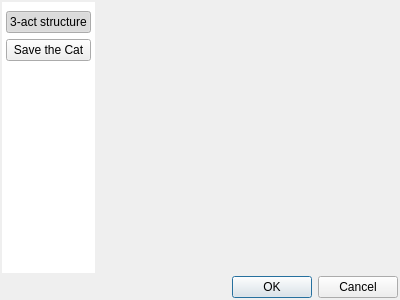
This is ui/story_structure_selector_dialog.ui in zkovari/plotlyst as Qt 5 draws it before an edit. The edited form follows.
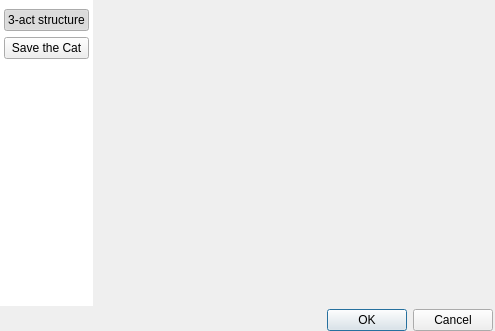
This is the edited form.

Commit message: move dialog

```diff
--- a/ui/story_structure_selector_dialog.ui
+++ b/ui/story_structure_selector_dialog.ui
@@ -6,8 +6,8 @@
    <rect>
     <x>0</x>
     <y>0</y>
-    <width>400</width>
-    <height>300</height>
+    <width>495</width>
+    <height>331</height>
    </rect>
   </property>
   <property name="windowTitle">
@@ -18,16 +18,16 @@
     <number>3</number>
    </property>
    <property name="leftMargin">
-    <number>2</number>
+    <number>0</number>
    </property>
    <property name="topMargin">
-    <number>2</number>
+    <number>0</number>
    </property>
    <property name="rightMargin">
     <number>2</number>
    </property>
    <property name="bottomMargin">
-    <number>2</number>
+    <number>0</number>
    </property>
    <item>
     <layout class="QHBoxLayout" name="horizontalLayout">
```
Left out of the diff: 8 changed lines with no effect on the pictures. The commit also changes 3 other files.
